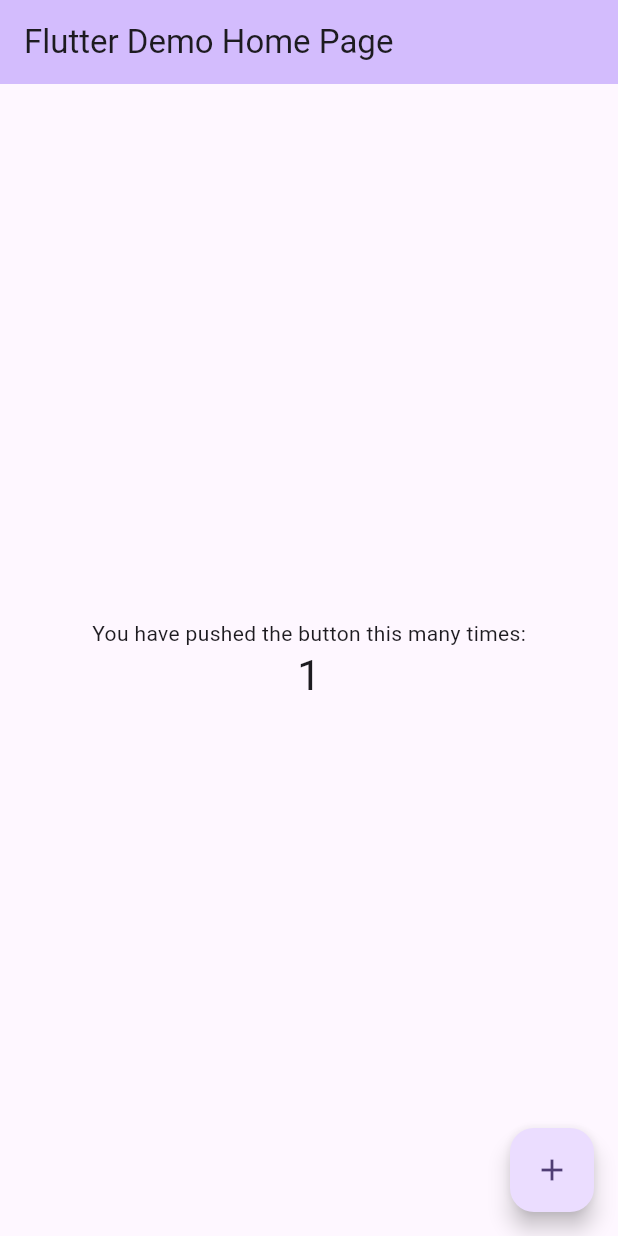
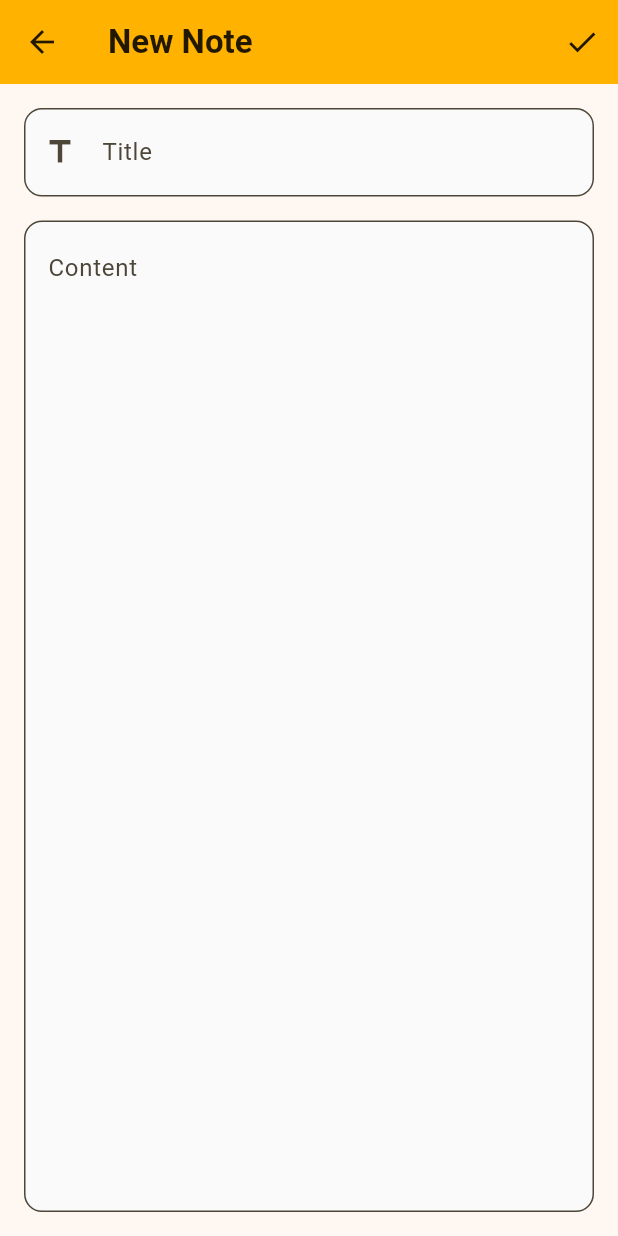
Before and after one commit to mejares-jamesmichael/DIT301-JMMejares-Act05, a Flutter app: the screen it shows after launch, after a tap on the "add" icon, on a phone screen of 412 x 824 dp. Run offline on Flutter 3.47's test engine with Material 3 defaults, Android fonts, the phone set to English and light mode, and no system bars; our stand-ins replace sqflite; accounts and stored records are empty.

Commit message:
add complete working codebase
this consists of the working notekeeperapp application

```diff
--- a/lib/database/database_helper.dart
+++ b/lib/database/database_helper.dart
@@ -0,0 +1,96 @@
+import 'package:sqflite/sqflite.dart';
+import 'package:path/path.dart';
+import '../models/note.dart';
+
+class DatabaseHelper {
+  static final DatabaseHelper instance = DatabaseHelper._init();
+  static Database? _database;
+
+  DatabaseHelper._init();
+
+  Future<Database> get database async {
+    if (_database != null) return _database!;
+    _database = await _initDB('notes.db');
+    return _database!;
+  }
+
+  Future<Database> _initDB(String filePath) async {
+    final dbPath = await getDatabasesPath();
+    final path = join(dbPath, filePath);
+
+    return await openDatabase(
+      path,
+      version: 1,
+      onCreate: _createDB,
+    );
+  }
+
+  Future _createDB(Database db, int version) async {
+    await db.execute('''
+      CREATE TABLE notes (
+        id INTEGER PRIMARY KEY AUTOINCREMENT,
+        title TEXT NOT NULL,
+        content TEXT NOT NULL,
+        timestamp TEXT NOT NULL,
+        priority INTEGER DEFAULT 0,
+        category TEXT DEFAULT 'General',
+        isFavorite INTEGER DEFAULT 0
+      )
+    ''');
+  }
+
+  // Create -This is for adding new notes - James
+  Future<int> insertNote(Note note) async {
+    final db = await database;
+    return await db.insert('notes', note.toMap());
+  }
+
+  // Read - Get all notes
+  Future<List<Note>> getAllNotes() async {
+    final db = await database;
+    final result = await db.query('notes', orderBy: 'id DESC');
+    return result.map((map) => Note.fromMap(map)).toList();
+  }
+
+  // Read - Get a single note by id - James
+  Future<Note?> getNote(int id) async {
+    final db = await database;
+    final maps = await db.query(
+      'notes',
+      where: 'id = ?',
+      whereArgs: [id],
+    );
+
+    if (maps.isNotEmpty) {
+      return Note.fromMap(maps.first);
+    }
+    return null;
+  }
+
+  // Update - Edit an existing note, part of CRUD - james
+  Future<int> updateNote(Note note) async {
+    final db = await database;
+    return await db.update(
+      'notes',
+      note.toMap(),
+      where: 'id = ?',
+      whereArgs: [note.id],
+    );
+  }
+
+  // Delete - Remove a note, Part of CRUD - james
+  Future<int> deleteNote(int id) async {
+    final db = await database;
+    return await db.delete(
+      'notes',
+      where: 'id = ?',
+      whereArgs: [id],
+    );
+  }
+
+  // Close the database, closing is important to release resources - James
+  Future close() async {
+    final db = await database;
+    db.close();
+  }
+}
--- a/lib/main.dart
+++ b/lib/main.dart
@@ -1,122 +1,36 @@
 import 'package:flutter/material.dart';
+import 'screens/notes_list_screen.dart';
 
 void main() {
-  runApp(const MyApp());
+  runApp(const NoteKeeperApp());
 }
 
-class MyApp extends StatelessWidget {
-  const MyApp({super.key});
+class NoteKeeperApp extends StatelessWidget {
+  const NoteKeeperApp({super.key});
 
-  // This widget is the root of your application.
   @override
   Widget build(BuildContext context) {
     return MaterialApp(
-      title: 'Flutter Demo',
+      title: 'Note Keeper',
+      debugShowCheckedModeBanner: false,
       theme: ThemeData(
-        // This is the theme of your application.
-        //
-        // TRY THIS: Try running your application with "flutter run". You'll see
-        // the application has a purple toolbar. Then, without quitting the app,
-        // try changing the seedColor in the colorScheme below to Colors.green
-        // and then invoke "hot reload" (save your changes or press the "hot
-        // reload" button in a Flutter-supported IDE, or press "r" if you used
-        // the command line to start the app).
-        //
-        // Notice that the counter didn't reset back to zero; the application
-        // state is not lost during the reload. To reset the state, use hot
-        // restart instead.
-        //
-        // This works for code too, not just values: Most code changes can be
-        // tested with just a hot reload.
-        colorScheme: ColorScheme.fromSeed(seedColor: Colors.deepPurple),
+        primarySwatch: Colors.amber,
+        colorScheme: ColorScheme.fromSeed(
+          seedColor: Colors.amber,
+          brightness: Brightness.light,
+        ),
+        useMaterial3: true,
+        cardTheme: CardThemeData(
+          elevation: 2,
+          shape: RoundedRectangleBorder(
+            borderRadius: BorderRadius.circular(12),
+          ),
+        ),
+        floatingActionButtonTheme: const FloatingActionButtonThemeData(
+          elevation: 4,
+        ),
       ),
-      home: const MyHomePage(title: 'Flutter Demo Home Page'),
+      home: const NotesListScreen(),
     );
   }
 }
-
-class MyHomePage extends StatefulWidget {
-  const MyHomePage({super.key, required this.title});
-
-  // This widget is the home page of your application. It is stateful, meaning
-  // that it has a State object (defined below) that contains fields that affect
-  // how it looks.
-
-  // This class is the configuration for the state. It holds the values (in this
-  // case the title) provided by the parent (in this case the App widget) and
-  // used by the build method of the State. Fields in a Widget subclass are
-  // always marked "final".
-
-  final String title;
-
-  @override
-  State<MyHomePage> createState() => _MyHomePageState();
-}
-
-class _MyHomePageState extends State<MyHomePage> {
-  int _counter = 0;
-
-  void _incrementCounter() {
-    setState(() {
-      // This call to setState tells the Flutter framework that something has
-      // changed in this State, which causes it to rerun the build method below
-      // so that the display can reflect the updated values. If we changed
-      // _counter without calling setState(), then the build method would not be
-      // called again, and so nothing would appear to happen.
-      _counter++;
-    });
-  }
-
-  @override
-  Widget build(BuildContext context) {
-    // This method is rerun every time setState is called, for instance as done
-    // by the _incrementCounter method above.
-    //
-    // The Flutter framework has been optimized to make rerunning build methods
-    // fast, so that you can just rebuild anything that needs updating rather
-    // than having to individually change instances of widgets.
-    return Scaffold(
-      appBar: AppBar(
-        // TRY THIS: Try changing the color here to a specific color (to
-        // Colors.amber, perhaps?) and trigger a hot reload to see the AppBar
-        // change color while the other colors stay the same.
-        backgroundColor: Theme.of(context).colorScheme.inversePrimary,
-        // Here we take the value from the MyHomePage object that was created by
-        // the App.build method, and use it to set our appbar title.
-        title: Text(widget.title),
-      ),
-      body: Center(
-        // Center is a layout widget. It takes a single child and positions it
-        // in the middle of the parent.
-        child: Column(
-          // Column is also a layout widget. It takes a list of children and
-          // arranges them vertically. By default, it sizes itself to fit its
-          // children horizontally, and tries to be as tall as its parent.
-          //
-          // Column has various properties to control how it sizes itself and
-          // how it positions its children. Here we use mainAxisAlignment to
-          // center the children vertically; the main axis here is the vertical
-          // axis because Columns are vertical (the cross axis would be
-          // horizontal).
-          //
-          // TRY THIS: Invoke "debug painting" (choose the "Toggle Debug Paint"
-          // action in the IDE, or press "p" in the console), to see the
-          // wireframe for each widget.
-          mainAxisAlignment: MainAxisAlignment.center,
-          children: <Widget>[
-            const Text('You have pushed the button this many times:'),
-            Text(
-              '$_counter',
-              style: Theme.of(context).textTheme.headlineMedium,
-            ),
-          ],
-        ),
-      ),
-      floatingActionButton: FloatingActionButton(
-        onPressed: _incrementCounter,
-        tooltip: 'Increment',
-        child: const Icon(Icons.add),
-      ), // This trailing comma makes auto-formatting nicer for build methods.
-    );
-  }
-}
--- a/lib/models/note.dart
+++ b/lib/models/note.dart
@@ -0,0 +1,63 @@
+class Note {
+  int? id;
+  String title;
+  String content;
+  String timestamp;
+  int priority;
+  String category;
+  bool isFavorite;
+
+  Note({
+    this.id,
+    required this.title,
+    required this.content,
+    required this.timestamp,
+    this.priority = 0,
+    this.category = 'General',
+    this.isFavorite = false,
+  });
+
+  Map<String, dynamic> toMap() {
+    return {
+      'id': id,
+      'title': title,
+      'content': content,
+      'timestamp': timestamp,
+      'priority': priority,
+      'category': category,
+      'isFavorite': isFavorite ? 1 : 0,
+    };
+  }
+
+  factory Note.fromMap(Map<String, dynamic> map) {
+    return Note(
+      id: map['id'],
+      title: map['title'],
+      content: map['content'],
+      timestamp: map['timestamp'],
+      priority: map['priority'] ?? 0,
+      category: map['category'] ?? 'General',
+      isFavorite: map['isFavorite'] == 1,
+    );
+  }
+
+  Note copyWith({
+    int? id,
+    String? title,
+    String? content,
+    String? timestamp,
+    int? priority,
+    String? category,
+    bool? isFavorite,
+  }) {
+    return Note(
+      id: id ?? this.id,
+      title: title ?? this.title,
+      content: content ?? this.content,
+      timestamp: timestamp ?? this.timestamp,
+      priority: priority ?? this.priority,
+      category: category ?? this.category,
+      isFavorite: isFavorite ?? this.isFavorite,
+    );
+  }
+}
--- a/lib/screens/note_detail_screen.dart
+++ b/lib/screens/note_detail_screen.dart
@@ -0,0 +1,147 @@
+import 'package:flutter/material.dart';
+import '../models/note.dart';
+import '../database/database_helper.dart';
+
+class NoteDetailScreen extends StatefulWidget {
+  final Note? note;
+
+  const NoteDetailScreen({Key? key, this.note}) : super(key: key);
+
+  @override
+  State<NoteDetailScreen> createState() => _NoteDetailScreenState();
+}
+
+class _NoteDetailScreenState extends State<NoteDetailScreen> {
+  final _titleController = TextEditingController();
+  final _contentController = TextEditingController();
+  final _formKey = GlobalKey<FormState>();
+  bool isEditing = false;
+
+  @override
+  void initState() {
+    super.initState();
+    if (widget.note != null) {
+      isEditing = true;
+      _titleController.text = widget.note!.title;
+      _contentController.text = widget.note!.content;
+    }
+  }
+
+  @override
+  void dispose() {
+    _titleController.dispose();
+    _contentController.dispose();
+    super.dispose();
+  }
+
+  Future<void> _saveNote() async {
+    if (_formKey.currentState!.validate()) {
+      final timestamp = DateTime.now().toString().substring(0, 19);
+
+      final note = Note(
+        id: widget.note?.id,
+        title: _titleController.text.trim(),
+        content: _contentController.text.trim(),
+        timestamp: timestamp,
+      );
+
+      if (isEditing) {
+        await DatabaseHelper.instance.updateNote(note);
+        ScaffoldMessenger.of(context).showSnackBar(
+          const SnackBar(content: Text('Note updated')),
+        );
+      } else {
+        await DatabaseHelper.instance.insertNote(note);
+        ScaffoldMessenger.of(context).showSnackBar(
+          const SnackBar(content: Text('Note saved')),
+        );
+      }
+
+      Navigator.pop(context);
+    }
+  }
+
+  @override
+  Widget build(BuildContext context) {
+    return Scaffold(
+      appBar: AppBar(
+        title: Text(
+          isEditing ? 'Edit Note' : 'New Note',
+          style: const TextStyle(fontWeight: FontWeight.w600),
+        ),
+        backgroundColor: Colors.amber.shade600,
+        foregroundColor: Colors.black87,
+        elevation: 0,
+        actions: [
+          IconButton(
+            icon: const Icon(Icons.check),
+            onPressed: _saveNote,
+            tooltip: 'Save',
+          ),
+        ],
+      ),
+      body: Form(
+        key: _formKey,
+        child: Padding(
+          padding: const EdgeInsets.all(16.0),
+          child: Column(
+            children: [
+              TextFormField(
+                controller: _titleController,
+                style: const TextStyle(fontSize: 18, fontWeight: FontWeight.w500),
+                decoration: InputDecoration(
+                  labelText: 'Title',
+                  border: OutlineInputBorder(
+                    borderRadius: BorderRadius.circular(12),
+                  ),
+                  focusedBorder: OutlineInputBorder(
+                    borderRadius: BorderRadius.circular(12),
+                    borderSide: BorderSide(color: Colors.amber.shade600, width: 2),
+                  ),
+                  prefixIcon: const Icon(Icons.title),
+                  filled: true,
+                  fillColor: Colors.grey.shade50,
+                ),
+                validator: (value) {
+                  if (value == null || value.trim().isEmpty) {
+                    return 'Please enter a title';
+                  }
+                  return null;
+                },
+              ),
+              const SizedBox(height: 16),
+              Expanded(
+                child: TextFormField(
+                  controller: _contentController,
+                  style: const TextStyle(fontSize: 16),
+                  decoration: InputDecoration(
+                    labelText: 'Content',
+                    border: OutlineInputBorder(
+                      borderRadius: BorderRadius.circular(12),
+                    ),
+                    focusedBorder: OutlineInputBorder(
+                      borderRadius: BorderRadius.circular(12),
+                      borderSide: BorderSide(color: Colors.amber.shade600, width: 2),
+                    ),
+                    alignLabelWithHint: true,
+                    filled: true,
+                    fillColor: Colors.grey.shade50,
+                  ),
+                  maxLines: null,
+                  expands: true,
+                  textAlignVertical: TextAlignVertical.top,
+                  validator: (value) {
+                    if (value == null || value.trim().isEmpty) {
+                      return 'Please enter some content';
+                    }
+                    return null;
+                  },
+                ),
+              ),
+            ],
+          ),
+        ),
+      ),
+    );
+  }
+}
--- a/lib/screens/notes_list_screen.dart
+++ b/lib/screens/notes_list_screen.dart
@@ -0,0 +1,186 @@
+import 'package:flutter/material.dart';
+import '../models/note.dart';
+import '../database/database_helper.dart';
+import 'note_detail_screen.dart';
+
+class NotesListScreen extends StatefulWidget {
+  const NotesListScreen({Key? key}) : super(key: key);
+
+  @override
+  State<NotesListScreen> createState() => _NotesListScreenState();
+}
+
+class _NotesListScreenState extends State<NotesListScreen> {
+  List<Note> notes = [];
+  bool isLoading = true;
+
+  @override
+  void initState() {
+    super.initState();
+    _loadNotes();
+  }
+
+  Future<void> _loadNotes() async {
+    setState(() => isLoading = true);
+    final loadedNotes = await DatabaseHelper.instance.getAllNotes();
+    setState(() {
+      notes = loadedNotes;
+      isLoading = false;
+    });
+  }
+
+  Future<void> _deleteNote(int id) async {
+    await DatabaseHelper.instance.deleteNote(id);
+    _loadNotes();
+    ScaffoldMessenger.of(context).showSnackBar(
+      const SnackBar(content: Text('Note deleted')),
+    );
+  }
+
+  void _navigateToDetail({Note? note}) async {
+    await Navigator.push(
+      context,
+      MaterialPageRoute(
+        builder: (context) => NoteDetailScreen(note: note),
+      ),
+    );
+    _loadNotes(); // Refresh the list
+  }
+
+  @override
+  Widget build(BuildContext context) {
+    return Scaffold(
+      appBar: AppBar(
+        title: const Text(
+          'My Notes',
+          style: TextStyle(fontWeight: FontWeight.w600),
+        ),
+        backgroundColor: Colors.amber.shade600,
+        foregroundColor: Colors.black87,
+        elevation: 0,
+      ),
+      body: isLoading
+          ? const Center(child: CircularProgressIndicator())
+          : notes.isEmpty
+              ? Center(
+                  child: Column(
+                    mainAxisAlignment: MainAxisAlignment.center,
+                    children: [
+                      Icon(
+                        Icons.note_add_outlined,
+                        size: 80,
+                        color: Colors.grey.shade300,
+                      ),
+                      const SizedBox(height: 16),
+                      const Text(
+                        'No notes yet!',
+                        style: TextStyle(
+                          fontSize: 20,
+                          fontWeight: FontWeight.w500,
+                          color: Colors.grey,
+                        ),
+                      ),
+                      const SizedBox(height: 8),
+                      Text(
+                        'Tap + to create your first note',
+                        style: TextStyle(
+                          fontSize: 16,
+                          color: Colors.grey.shade600,
+                        ),
+                      ),
+                    ],
+                  ),
+                )
+              : ListView.builder(
+                  padding: const EdgeInsets.all(8),
+                  itemCount: notes.length,
+                  itemBuilder: (context, index) {
+                    final note = notes[index];
+                    return Card(
+                      margin: const EdgeInsets.symmetric(
+                        horizontal: 8,
+                        vertical: 6,
+                      ),
+                      child: ListTile(
+                        contentPadding: const EdgeInsets.symmetric(
+                          horizontal: 16,
+                          vertical: 8,
+                        ),
+                        leading: Container(
+                          padding: const EdgeInsets.all(8),
+                          decoration: BoxDecoration(
+                            color: Colors.amber.shade100,
+                            borderRadius: BorderRadius.circular(8),
+                          ),
+                          child: Icon(
+                            Icons.note,
+                            color: Colors.amber.shade700,
+                          ),
+                        ),
+                        title: Text(
+                          note.title,
+                          style: const TextStyle(
+                            fontWeight: FontWeight.w600,
+                            fontSize: 17,
+                          ),
+                        ),
+                        subtitle: Column(
+                          crossAxisAlignment: CrossAxisAlignment.start,
+                          children: [
+                            const SizedBox(height: 4),
+                            Text(
+                              note.content,
+                              maxLines: 2,
+                              overflow: TextOverflow.ellipsis,
+                            ),
+                            const SizedBox(height: 4),
+                            Text(
+                              note.timestamp,
+                              style: const TextStyle(
+                                fontSize: 12,
+                                color: Colors.grey,
+                              ),
+                            ),
+                          ],
+                        ),
+                        trailing: IconButton(
+                          icon: Icon(Icons.delete_outline, color: Colors.red.shade400),
+                          onPressed: () {
+                            showDialog(
+                              context: context,
+                              builder: (context) => AlertDialog(
+                                title: const Text('Delete Note'),
+                                content: const Text(
+                                  'Are you sure you want to delete this note?',
+                                ),
+                                actions: [
+                                  TextButton(
+                                    onPressed: () => Navigator.pop(context),
+                                    child: const Text('Cancel'),
+                                  ),
+                                  TextButton(
+                                    onPressed: () {
+                                      Navigator.pop(context);
+                                      _deleteNote(note.id!);
+                                    },
+                                    child: const Text('Delete'),
+                                  ),
+                                ],
+                              ),
+                            );
+                          },
+                        ),
+                        onTap: () => _navigateToDetail(note: note),
+                      ),
+                    );
+                  },
+                ),
+      floatingActionButton: FloatingActionButton(
+        onPressed: () => _navigateToDetail(),
+        backgroundColor: Colors.amber.shade600,
+        foregroundColor: Colors.black87,
+        child: const Icon(Icons.add),
+      ),
+    );
+  }
+}
```
Also changed, not shown: lib/widgets/note_card.dart (deleted), 1 other file.
